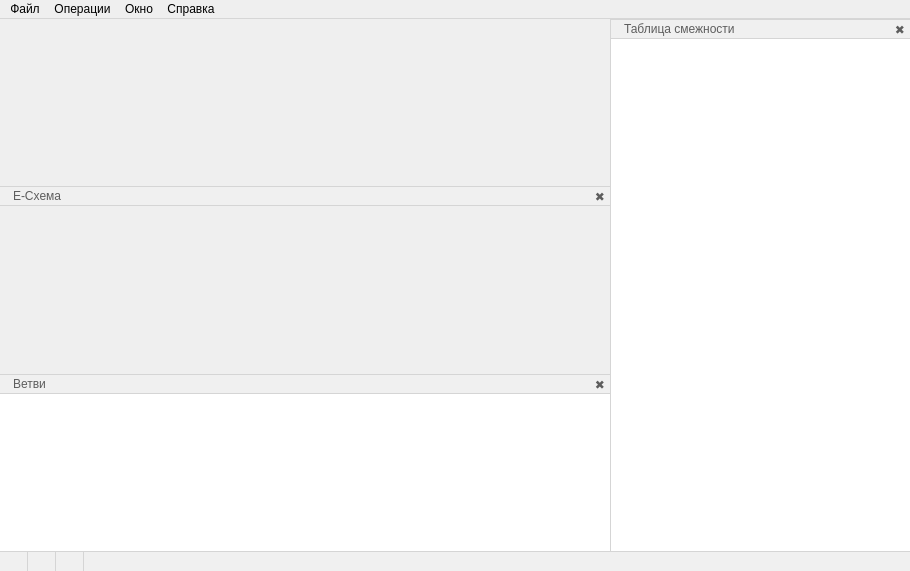
Qt form interfaces/mainWindowUI.ui (ZalmanHack/e-circuit_builder) before a commit.
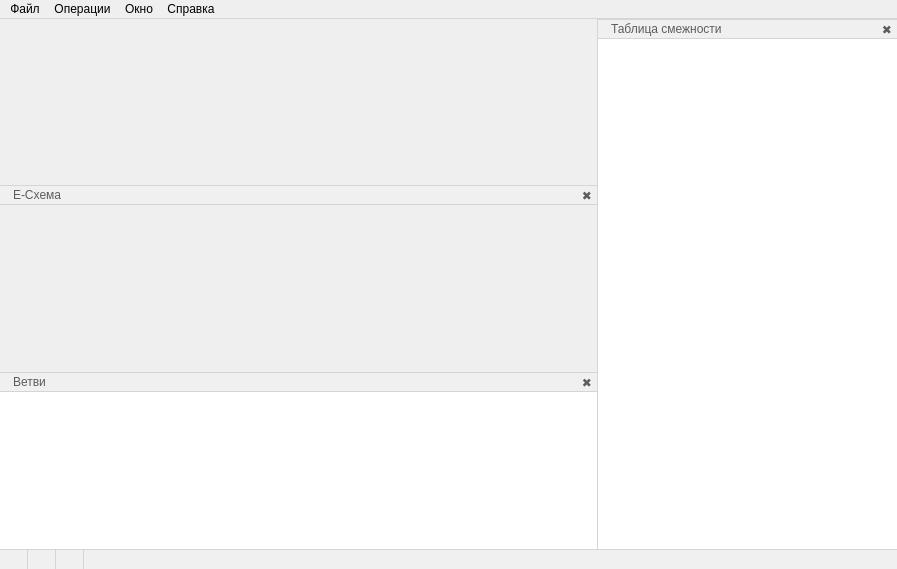
The same form after that commit.

The edit to the form file:
```diff
--- a/interfaces/mainWindowUI.ui
+++ b/interfaces/mainWindowUI.ui
@@ -6,8 +6,8 @@
    <rect>
     <x>0</x>
     <y>0</y>
-    <width>910</width>
-    <height>571</height>
+    <width>897</width>
+    <height>569</height>
    </rect>
   </property>
   <property name="windowTitle">
@@ -17,6 +17,70 @@
    <string notr="true"/>
   </property>
   <widget class="QWidget" name="centralwidget">
+   <property name="styleSheet">
+    <string notr="true">QWidget {
+	border-style: solid;
+	border-color:  rgb(213, 213, 213);
+}
+QScrollBar {
+	border-style: solid;
+	border-color:  rgb(213, 213, 213);
+	background:white;
+	margin: 0px 0px 0px 0px;
+}
+
+QScrollBar:vertical {
+	border-left-width: 1px;
+}
+QScrollBar:horizontal {
+	border-top-width: 1px;
+}
+
+QScrollBar::handle {        
+	border-style: solid; 
+	border-color:  rgb(213, 213, 213);
+	background-color: rgb(240, 240, 240);
+}
+
+QScrollBar::handle:vertical {        
+	border-top-width: 1px;
+	border-bottom-width: 1px;
+}
+QScrollBar::handle:horizontal {        
+	border-left-width: 1px;
+	border-right-width: 1px;
+}
+
+QScrollBar::sub-line:vertical {
+	height: 0;
+    subcontrol-position: top;
+    subcontrol-origin: margin;
+}
+
+QScrollBar::add-line:vertical {       
+	height: 0;
+    subcontrol-position: bottom;
+    subcontrol-origin: margin;
+}
+
+QScrollBar::sub-line:horizontal {
+	height: 0;
+    subcontrol-position: right;
+    subcontrol-origin: margin;
+}
+
+QScrollBar::add-line:horizontal {       
+	height: 0;
+    subcontrol-position: left;
+    subcontrol-origin: margin;
+}
+
+
+
+
+
+</string>
+   </property>
    <layout class="QVBoxLayout" name="verticalLayout_5">
     <property name="spacing">
      <number>0</number>
@@ -65,10 +129,7 @@
          <item>
           <widget class="QWidget" name="panelECircuit" native="true">
            <property name="styleSheet">
-            <string notr="true">QWidget {
-border-style: solid;
-border-color:  rgb(213, 213, 213)
-}</string>
+            <string notr="true"/>
            </property>
            <layout class="QVBoxLayout" name="verticalLayout_2">
             <property name="spacing">
@@ -87,7 +148,7 @@
              <number>0</number>
             </property>
             <item>
-             <widget class="QWidget" name="" native="true">
+             <widget class="QWidget" name="widget" native="true">
               <property name="sizePolicy">
                <sizepolicy hsizetype="Preferred" vsizetype="Fixed">
                 <horstretch>0</horstretch>
@@ -220,10 +281,7 @@
          <item>
           <widget class="QWidget" name="panelBranches" native="true">
            <property name="styleSheet">
-            <string notr="true">QWidget {
-border-style: solid;
-border-color:  rgb(213, 213, 213)
-}</string>
+            <string notr="true"/>
            </property>
            <layout class="QVBoxLayout" name="verticalLayout">
             <property name="spacing">
@@ -242,7 +300,7 @@
              <number>0</number>
             </property>
             <item>
-             <widget class="QWidget" name="" native="true">
+             <widget class="QWidget" name="widget" native="true">
               <property name="sizePolicy">
                <sizepolicy hsizetype="Preferred" vsizetype="Fixed">
                 <horstretch>0</horstretch>
@@ -399,9 +457,8 @@
          </size>
         </property>
         <property name="styleSheet">
-         <string notr="true">QWidget {
-border-style: solid;
-border-color:  rgb(213, 213, 213);
+         <string notr="true">QScrollBar:vertical {
+	border-left-width: 0;
 }</string>
         </property>
         <layout class="QVBoxLayout" name="verticalLayout_3">
@@ -421,7 +478,7 @@
           <number>0</number>
          </property>
          <item>
-          <widget class="QWidget" name="" native="true">
+          <widget class="QWidget" name="widget" native="true">
            <property name="sizePolicy">
             <sizepolicy hsizetype="Preferred" vsizetype="Fixed">
              <horstretch>0</horstretch>
@@ -581,10 +638,26 @@
      </layout>
     </item>
     <item>
+     <widget class="QWidget" name="widgetBotton" native="true">
+      <property name="styleSheet">
+       <string notr="true"/>
+      </property>
      <layout class="QHBoxLayout" name="horizontalLayout">
       <property name="spacing">
        <number>0</number>
       </property>
+       <property name="leftMargin">
+        <number>0</number>
+       </property>
+       <property name="topMargin">
+        <number>0</number>
+       </property>
+       <property name="rightMargin">
+        <number>0</number>
+       </property>
+       <property name="bottomMargin">
+        <number>0</number>
+       </property>
       <item>
        <widget class="QLabel" name="labelBranches">
         <property name="sizePolicy">
@@ -601,8 +674,6 @@
         </property>
         <property name="styleSheet">
          <string notr="true">QLabel {
-border-style: solid;
-border-color:  rgb(213, 213, 213);
 background-color: rgb(240, 240, 240);
 border-top-width: 1px;
 border-right-width: 1px;
@@ -632,8 +703,6 @@
         </property>
         <property name="styleSheet">
          <string notr="true">QLabel {
-border-style: solid;
-border-color:  rgb(213, 213, 213);
 background-color: rgb(240, 240, 240);
 border-top-width: 1px;
 border-right-width: 1px;
@@ -663,8 +732,6 @@
         </property>
         <property name="styleSheet">
          <string notr="true">QLabel {
-border-style: solid;
-border-color:  rgb(213, 213, 213);
 background-color: rgb(240, 240, 240);
 border-top-width: 1px;
 border-right-width: 1px;
@@ -694,8 +761,6 @@
         </property>
         <property name="styleSheet">
          <string notr="true">QLabel {
-border-style: solid;
-border-color:  rgb(213, 213, 213);
 background-color: rgb(240, 240, 240);
 border-top-width: 1;
 color: rgb(93, 93, 93);
@@ -709,6 +774,7 @@
        </widget>
       </item>
      </layout>
+     </widget>
     </item>
    </layout>
   </widget>
@@ -717,7 +783,7 @@
     <rect>
      <x>0</x>
      <y>0</y>
-     <width>910</width>
+     <width>897</width>
      <height>21</height>
     </rect>
    </property>
```
Lines whose indentation alone changed are shown as unchanged.
